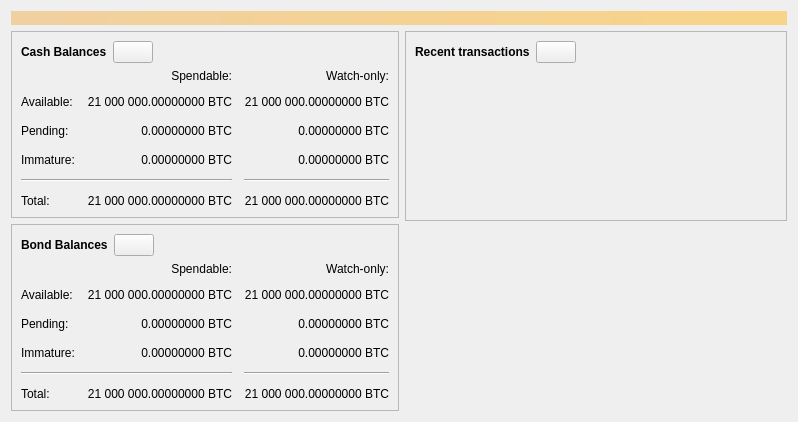
Qt form src/qt/forms/overviewpage.ui (joshdoman/peerfed) before a commit.
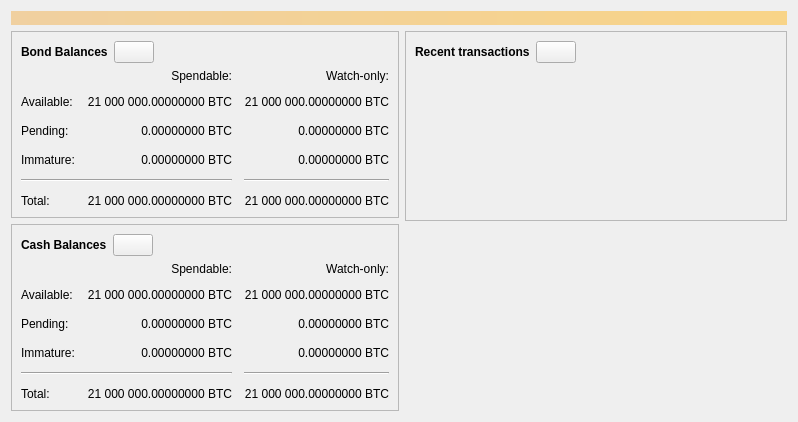
The same form after that commit. Icons and pictures are not drawn. Custom widgets are drawn as their Qt base class.

Commit message: flipped cash and bonds in ui

What changed in the file:
```diff
--- a/src/qt/forms/overviewpage.ui
+++ b/src/qt/forms/overviewpage.ui
@@ -57,7 +57,7 @@
                </font>
               </property>
               <property name="text">
-               <string>Cash Balances</string>
+               <string>Bond Balances</string>
               </property>
              </widget>
             </item>
@@ -375,7 +375,7 @@
                </font>
               </property>
               <property name="text">
-               <string>Bond Balances</string>
+               <string>Cash Balances</string>
               </property>
              </widget>
             </item>
```
The commit also changes 2 other files.
